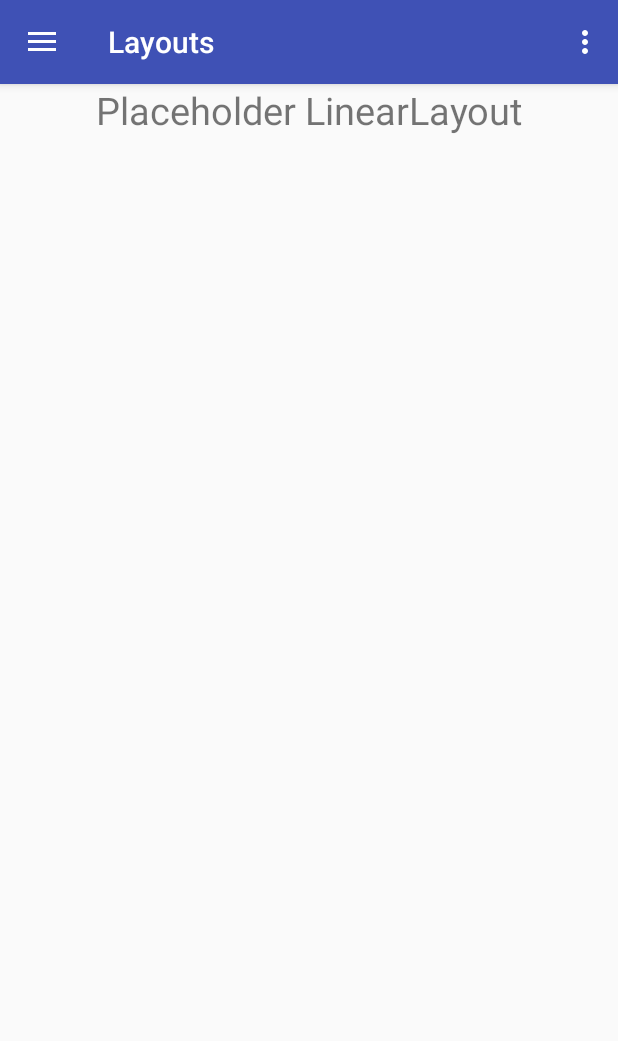
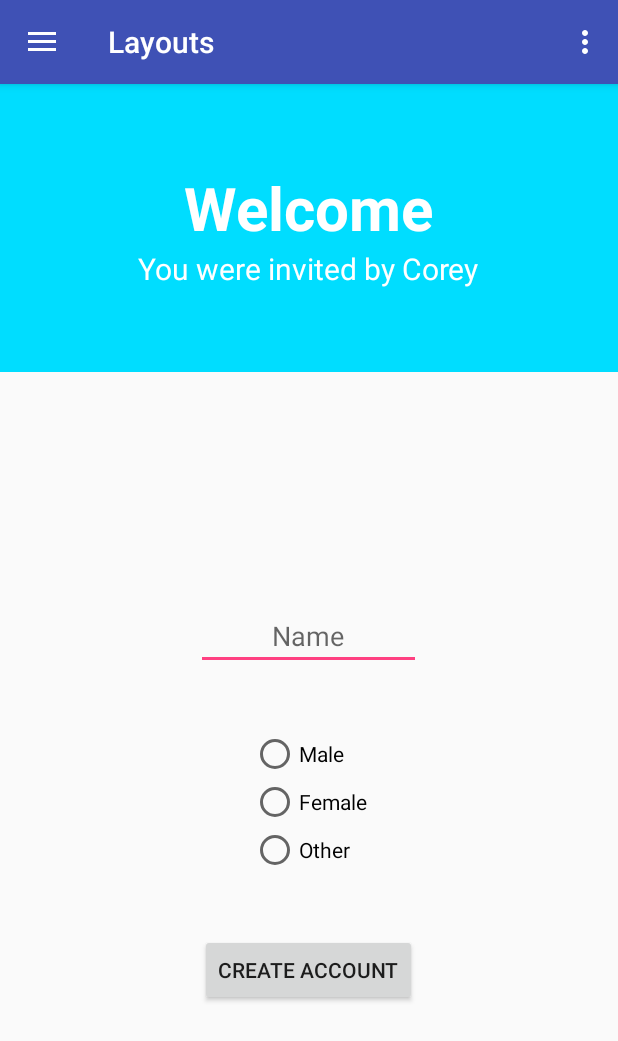
Before and after one commit to ChapmanCPSC356Fall2016/LayoutExamples, an Android app: the screen it shows after launch (MainActivity), after a tap on "LinearLayout", on a phone screen of 412 x 824 dp. Shown: the top 1041 px of the screen. Run offline under Robolectric (Android 15) with nearby library versions, the phone set to English and light mode, and no system bars; 1 other tap on this screen came first.

Commit message:
adding more layout examples

```diff
--- a/layouts_template/app/src/main/res/layout/fragment_linear_layout.xml
+++ b/layouts_template/app/src/main/res/layout/fragment_linear_layout.xml
@@ -2,12 +2,84 @@
 <LinearLayout
     xmlns:android="http://schemas.android.com/apk/res/android"
     android:layout_width="match_parent"
-    android:layout_height="match_parent">
+    android:orientation="vertical"
+    android:layout_height="match_parent"
+    android:weightSum="4"
+    >
 
-    <TextView
+
+    <LinearLayout
+        android:layout_weight="1"
         android:layout_width="match_parent"
-        android:layout_height="wrap_content"
-        android:textSize="25sp"
+        android:background="@android:color/holo_blue_bright"
+        android:orientation="vertical"
         android:gravity="center"
-        android:text="Placeholder LinearLayout"/>
+        android:layout_height="0dp">
+
+        <TextView
+            android:layout_width="wrap_content"
+            android:layout_height="wrap_content"
+            android:text="@string/welcome"
+            android:textColor="@android:color/white"
+            android:textStyle="bold"
+            android:textSize="40sp"
+            />
+
+        <TextView
+            android:layout_width="wrap_content"
+            android:layout_height="wrap_content"
+            android:text="You were invited by Corey"
+            android:textColor="@android:color/white"
+            android:textSize="20sp"
+            />
+
+    </LinearLayout>
+
+    <LinearLayout
+        android:layout_weight="3"
+        android:layout_width="match_parent"
+        android:orientation="vertical"
+        android:gravity="center"
+        android:layout_height="0dp">
+
+        <EditText
+            android:layout_width="150dp"
+            android:layout_height="wrap_content"
+            android:hint="Name"
+            android:layout_margin="20dp"
+            android:gravity="center"
+            />
+
+        <RadioGroup
+            android:layout_width="wrap_content"
+            android:layout_margin="20dp"
+
+            android:layout_height="wrap_content">
+
+            <RadioButton
+                android:layout_width="wrap_content"
+                android:layout_height="wrap_content"
+                android:text="Male"/>
+
+            <RadioButton
+                android:layout_width="wrap_content"
+                android:layout_height="wrap_content"
+                android:text="Female"/>
+
+            <RadioButton
+                android:layout_width="wrap_content"
+                android:layout_height="wrap_content"
+                android:text="Other"/>
+
+        </RadioGroup>
+
+        <Button
+            android:layout_margin="20dp"
+
+            android:layout_width="wrap_content"
+            android:layout_height="wrap_content"
+            android:text="Create Account"/>
+
+    </LinearLayout>
+
 </LinearLayout>
--- a/layouts_template/app/src/main/res/values/strings.xml
+++ b/layouts_template/app/src/main/res/values/strings.xml
@@ -8,4 +8,5 @@
 
     <!-- TODO: Remove or change this placeholder text -->
     <string name="hello_blank_fragment">Hello blank fragment</string>
+    <string name="welcome">Welcome</string>
 </resources>
```
Also changed, not shown: layouts_template/app/src/main/res/layout/fragment_frame_layout.xml (+36 -6 lines), layouts_template/app/src/main/res/layout/fragment_relative_layout.xml (+71 -3 lines), layouts_template/app/src/main/res/drawable/card.png (added).
